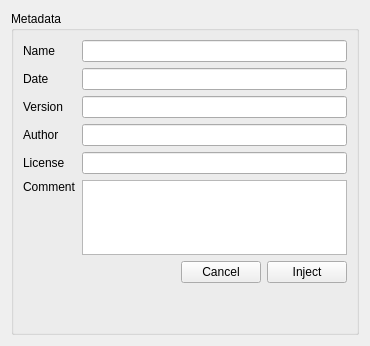
herlegon/hconvert, file ui/designer/ui_metadata_widget.ui: the form before one commit.
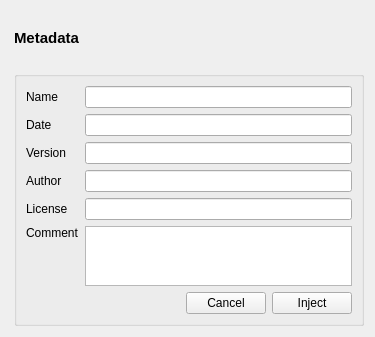
The form after the commit.

Patch:
```diff
--- a/ui/designer/ui_metadata_widget.ui
+++ b/ui/designer/ui_metadata_widget.ui
@@ -6,18 +6,40 @@
    <rect>
     <x>0</x>
     <y>0</y>
-    <width>370</width>
-    <height>346</height>
+    <width>375</width>
+    <height>337</height>
    </rect>
   </property>
+  <property name="sizePolicy">
+   <sizepolicy hsizetype="Preferred" vsizetype="Preferred">
+    <horstretch>0</horstretch>
+    <verstretch>0</verstretch>
+   </sizepolicy>
+  </property>
   <property name="windowTitle">
    <string>Form</string>
   </property>
   <layout class="QVBoxLayout" name="verticalLayout">
+   <property name="leftMargin">
+    <number>14</number>
+   </property>
+   <item>
+    <widget class="QLabel" name="label_3">
+     <property name="font">
+      <font>
+       <pointsize>11</pointsize>
+       <bold>true</bold>
+      </font>
+     </property>
+     <property name="text">
+      <string>Metadata</string>
+     </property>
+    </widget>
+   </item>
    <item>
     <widget class="QGroupBox" name="groupBox">
      <property name="title">
-      <string>Metadata</string>
+      <string/>
      </property>
      <layout class="QFormLayout" name="formLayout">
       <item row="0" column="0">
@@ -114,13 +136,13 @@
         <property name="minimumSize">
          <size>
           <width>0</width>
-          <height>75</height>
+          <height>60</height>
          </size>
         </property>
         <property name="maximumSize">
          <size>
           <width>16777215</width>
-          <height>75</height>
+          <height>60</height>
          </size>
         </property>
         <property name="plainText">
```
